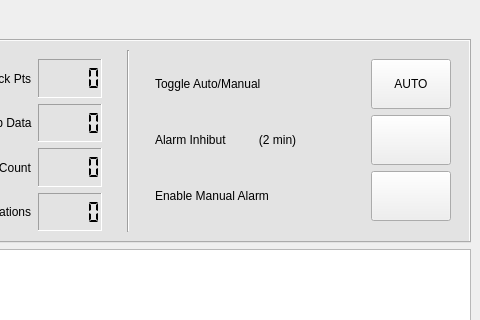
First picture: the form in UI Files/tracking_ui.ui, repository Kalak30/UEWS, before the edit; both pictures show x 730 to 1210 and y 0 to 320 of the 1210 by 713 pixel window.
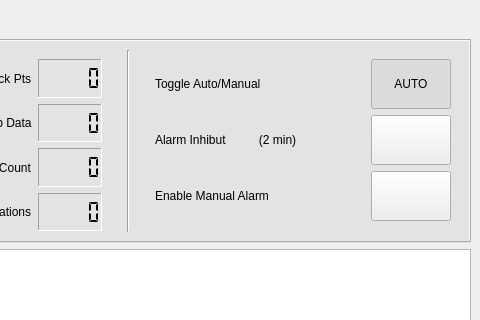
Second picture: the form after the edit. Custom widgets are drawn as their Qt base class.

Commit message: Tracking ui now only sends the new control information

```diff
--- a/UI Files/tracking_ui.ui
+++ b/UI Files/tracking_ui.ui
@@ -658,8 +658,17 @@
              <property name="text">
               <string>AUTO</string>
              </property>
+             <property name="checkable">
+              <bool>true</bool>
+             </property>
+             <property name="checked">
+              <bool>true</bool>
+             </property>
              <property name="autoDefault">
-              <bool>true</bool>
+              <bool>false</bool>
+             </property>
+             <property name="default">
+              <bool>false</bool>
              </property>
             </widget>
            </item>
```
Left out of the diff: 10 changed lines with no effect on the pictures. The commit also changes 2 other files.
